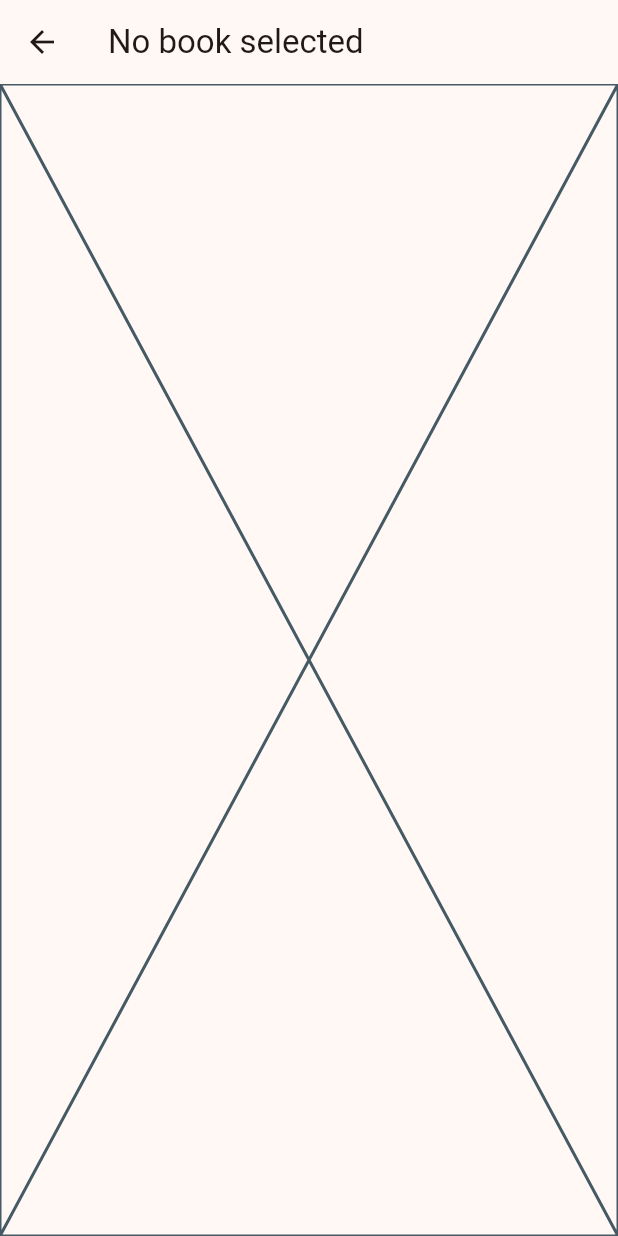
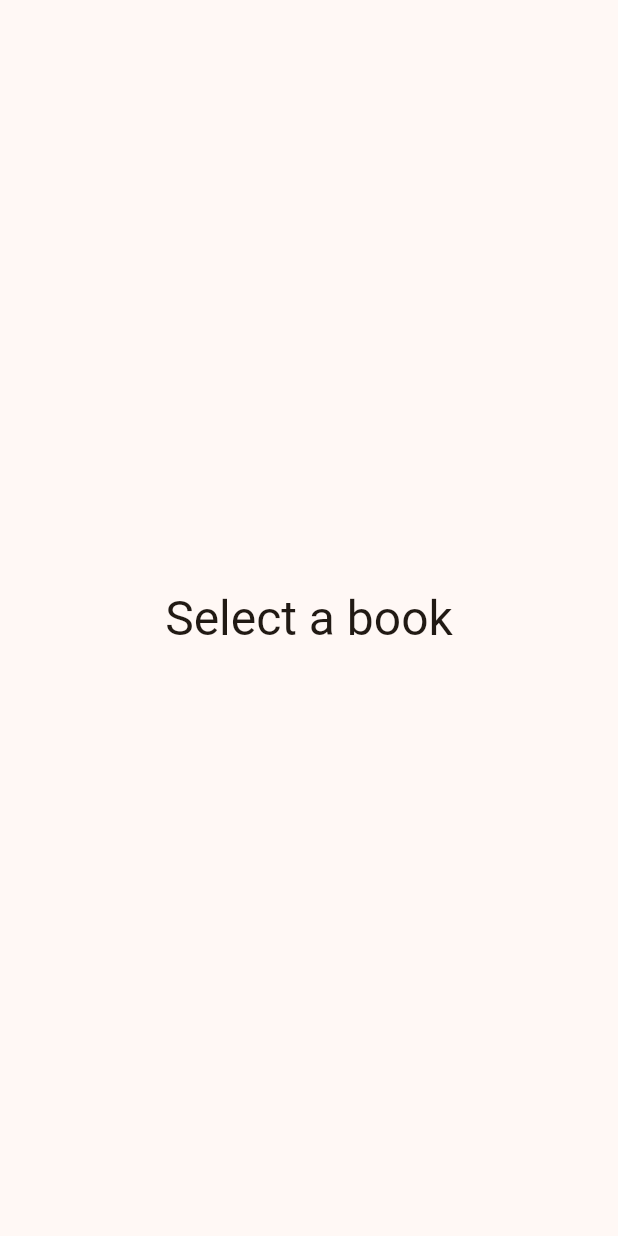
Before and after one commit to taleroangel/open_bookshelf, a Flutter app: the BookScreen screen opened directly, on a phone screen of 412 x 824 dp. Run offline on Flutter 3.47's test engine with Material 2 defaults, Android fonts, the phone set to English and light mode, and no system bars; drawn by our look-alikes of dynamic_color; our stand-ins replace faker, freezed_annotation, get_it, logger, shared_preferences; missing offline and left inert: flutter_adaptive_scaffold; accounts and stored records are empty; generated files the repository leaves out were written again.

Commit message:
Fix on adaptive preview, added book preview

```diff
--- /dev/null
+++ b/assets/i18n/en/preview.i18n.json
@@ -0,0 +1,3 @@
+{
+	"not_selected": "Select a book"
+}
--- /dev/null
+++ b/lib/exceptions/failed_to_fetch_content_exception.dart
@@ -0,0 +1 @@
+class FailedToFetchContentException implements Exception {}
--- /dev/null
+++ b/lib/exceptions/image_not_present_in_cache_exception.dart
@@ -0,0 +1 @@
+class ImageNotPresentInCacheException implements Exception {}
--- /dev/null
+++ b/lib/exceptions/resource_already_exists_exception.dart
@@ -0,0 +1 @@
+class ResourceAlreadyExistsException implements Exception {}
--- a/lib/models/book.dart
+++ b/lib/models/book.dart
@@ -1,17 +1,50 @@
+import 'package:flutter/material.dart';
 import 'package:freezed_annotation/freezed_annotation.dart';
 import 'package:faker/faker.dart';
+import 'package:open_bookshelf/i18n/translations.g.dart';
 
 part 'book.freezed.dart';
 part 'book.g.dart';
 
+enum BookCollection {
+  reading,
+  read,
+  wishlist;
+
+  static IconData getAsIcon(BookCollection collection) {
+    switch (collection) {
+      case BookCollection.reading:
+        return Icons.menu_book_rounded;
+      case BookCollection.read:
+        return Icons.book;
+      case BookCollection.wishlist:
+        return Icons.lightbulb_sharp;
+    }
+  }
+
+  static String getAsText(BookCollection collection) {
+    switch (collection) {
+      case BookCollection.reading:
+        return t.navigation.reading;
+      case BookCollection.read:
+        return t.navigation.read;
+      case BookCollection.wishlist:
+        return t.navigation.wishlist;
+    }
+  }
+}
+
 @freezed
 class Book with _$Book {
-  const factory Book(
-      {required String title,
-      required List<String> authors,
-      required List<String> publishers,
-      required String isbn,
-      required String? cover}) = _Book;
+  const factory Book({
+    required String title,
+    required List<String> authors,
+    required List<String> publishers,
+    required String isbn,
+    String? description,
+    String? cover,
+    required BookCollection collection,
+  }) = _Book;
 
   factory Book.fromJson(Map<String, Object?> json) => _$BookFromJson(json);
 
@@ -22,6 +55,11 @@ class Book with _$Book {
         authors: List.generate(3, (index) => faker.person.name()),
         publishers: List.generate(2, (index) => faker.company.name()),
         isbn: "9783161484100",
-        cover: null);
+        description: random.integer(3) == 1
+            ? faker.lorem
+                .sentences(random.integer(30, min: 2))
+                .reduce((value, element) => "$value $element")
+            : null,
+        collection: BookCollection.reading);
   }
 }
--- a/lib/providers/book_database_provider.dart
+++ /dev/null
@@ -1,3 +0,0 @@
-import 'package:flutter/material.dart';
-
-class BookDatabaseProvider extends ChangeNotifier {}
--- /dev/null
+++ b/lib/providers/bookshelf_provider.dart
@@ -0,0 +1,8 @@
+import 'package:flutter/material.dart';
+import 'package:get_it/get_it.dart';
+import 'package:open_bookshelf/services/bookshelf_service.dart';
+
+class BookshelfProvider extends ChangeNotifier {
+  final BookshelfService service;
+  BookshelfProvider() : service = GetIt.I.get<BookshelfService>();
+}
--- a/lib/screens/book_screen.dart
+++ b/lib/screens/book_screen.dart
@@ -1,5 +1,9 @@
 import 'package:flutter/material.dart';
 import 'package:open_bookshelf/models/book.dart';
+import 'package:open_bookshelf/providers/bookshelf_provider.dart';
+import 'package:open_bookshelf/screens/cover_screen.dart';
+import 'package:open_bookshelf/i18n/translations.g.dart';
+import 'package:provider/provider.dart';
 
 class BookScreen extends StatelessWidget {
   final Book? book;
@@ -7,11 +11,127 @@ class BookScreen extends StatelessWidget {
 
   @override
   Widget build(BuildContext context) {
-    return Scaffold(
-      appBar: AppBar(
-        title: Text(book?.title ?? "No book selected"),
-      ),
-      body: Placeholder(),
-    );
+    final bookshelfService = context.watch<BookshelfProvider>().service;
+    return book == null
+        ? Scaffold(
+            body: Center(
+                child: Text(
+              t.preview.not_selected,
+              style: Theme.of(context).textTheme.headlineLarge,
+            )),
+          )
+        : Scaffold(
+            appBar: AppBar(
+              title: Text(book!.title),
+            ),
+            body: Center(
+              child: Padding(
+                padding: const EdgeInsets.all(8.0),
+                child: Column(children: [
+                  // Show Cover
+                  FutureBuilder(
+                      future: bookshelfService.fetchCover(book!.cover),
+                      builder: (context, snapshot) {
+                        if (snapshot.connectionState == ConnectionState.done) {
+                          final image = Image.memory(snapshot.data!);
+                          return Expanded(
+                            child: Hero(
+                              tag: "cover:zoom",
+                              child: GestureDetector(
+                                onTap: () => Navigator.of(context).push(
+                                    MaterialPageRoute(
+                                        builder: (_) =>
+                                            CoverScreen(child: image))),
+                                child: image,
+                              ),
+                            ),
+                          );
+                        } else {
+                          return const CircularProgressIndicator();
+                        }
+                      }),
+
+                  // Show ISBN
+                  Padding(
+                    padding: const EdgeInsets.all(8.0),
+                    child: Text(
+                      "ISBN: ${book!.isbn}",
+                      style: Theme.of(context).textTheme.bodyLarge,
+                    ),
+                  ),
+
+                  // Show title
+                  Padding(
+                    padding: const EdgeInsets.all(8.0),
+                    child: Text(
+                      book!.title,
+                      style: Theme.of(context).textTheme.headlineSmall,
+                      textAlign: TextAlign.center,
+                    ),
+                  ),
+
+                  // Show Publishers
+                  Row(
+                    crossAxisAlignment: CrossAxisAlignment.center,
+                    mainAxisAlignment: MainAxisAlignment.center,
+                    children: [
+                      Padding(
+                        padding: const EdgeInsets.symmetric(
+                            vertical: 3.0, horizontal: 16.0),
+                        child: Icon(Icons.corporate_fare_rounded,
+                            color: Theme.of(context).colorScheme.primary),
+                      ),
+                      Flexible(
+                        child: Text(
+                          book!.publishers
+                              .reduce((value, element) => "$value, $element"),
+                          overflow: TextOverflow.fade,
+                          softWrap: false,
+                        ),
+                      )
+                    ],
+                  ),
+                  // Show authors
+                  Row(
+                    crossAxisAlignment: CrossAxisAlignment.center,
+                    mainAxisAlignment: MainAxisAlignment.center,
+                    children: [
+                      Padding(
+                        padding: const EdgeInsets.symmetric(
+                            vertical: 3.0, horizontal: 16.0),
+                        child: Icon(Icons.people,
+                            color: Theme.of(context).colorScheme.primary),
+                      ),
+                      Flexible(
+                        child: Text(
+                          book!.authors
+                              .reduce((value, element) => "$value, $element"),
+                          overflow: TextOverflow.fade,
+                          softWrap: false,
+                        ),
+                      )
+                    ],
+                  ),
+
+                  if (book!.description == null)
+                    const SizedBox(
+                      height: 16.0,
+                    ),
+
+                  // Show description
+                  if (book!.description != null)
+                    Expanded(
+                      flex: 1,
+                      child: Container(
+                        padding: const EdgeInsets.all(8.0),
+                        margin: const EdgeInsets.all(8.0),
+                        child: SingleChildScrollView(
+                            child: Text(book!.description!)),
+                      ),
+                    ),
+                ]),
+              ),
+            ),
+          );
   }
 }
--- a/lib/screens/bookshelf_screen.dart
+++ b/lib/screens/bookshelf_screen.dart
@@ -5,10 +5,8 @@ import 'package:open_bookshelf/models/book.dart';
 import 'package:open_bookshelf/providers/book_preview_provider.dart';
 import 'package:provider/provider.dart';
 
-enum BookshelfFilter { reading, read, favorites, wishlist }
-
 class BookshelfScreen extends StatelessWidget {
-  final BookshelfFilter filter;
+  final BookCollection filter;
   const BookshelfScreen(this.filter, {super.key});
 
   @override
--- a/pubspec.yaml
+++ b/pubspec.yaml
@@ -28,6 +28,8 @@ dependencies:
   shared_preferences: ^2.0.18
   hive: ^2.2.3
   faker: ^2.1.0
+  http: ^0.13.5
+  path_provider: ^2.0.13
 
 dev_dependencies:
   flutter_test:
```
Also changed, not shown: lib/main.dart (+13 -10 lines), lib/main_layout.dart (+5 -7 lines), lib/providers/book_preview_provider.dart (+0 -39 lines), lib/screens/cover_screen.dart (added, +25 -0 lines), lib/services/bookshelf_service.dart (added, +66 -0 lines), lib/services/storage_service.dart (added, +49 -0 lines), lib/widgets/book_preview_sideview.dart (added, +43 -0 lines), pubspec.lock.
